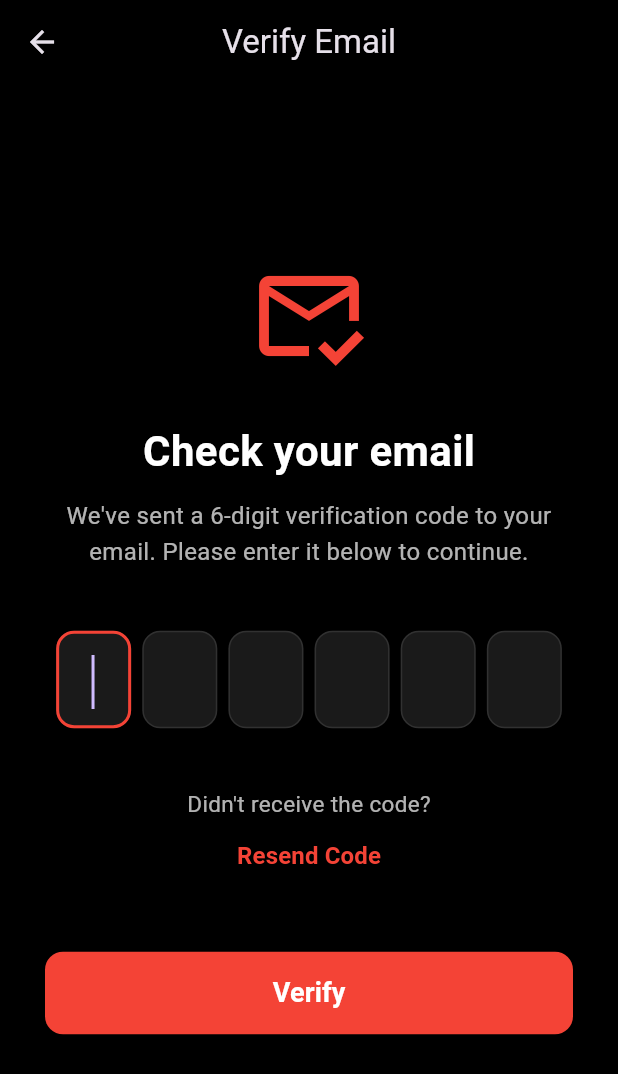
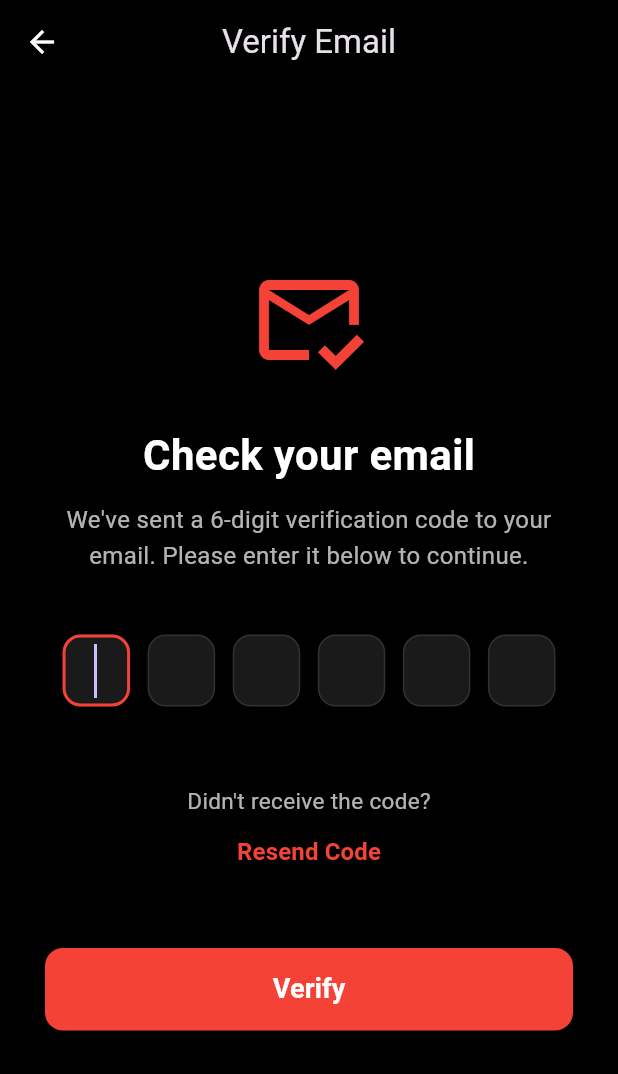
Before and after one commit to uatech22/dar_city_ios, a Flutter app: the VerifyEmailScreen screen opened directly with empty values, on a phone screen of 412 x 824 dp. Shown: the top 1074 px of the screen. Run offline on Flutter 3.47's test engine with Material 3 defaults, Android fonts, the phone set to English and light mode, and no system bars; our stand-ins replace cached_network_image, flutter_secure_storage, google_sign_in, image_picker, share_plus, shared_preferences; accounts and stored records are empty.

Commit message:
scafolding issue

```diff
--- a/lib/verify.dart
+++ b/lib/verify.dart
@@ -18,13 +18,30 @@ class _VerifyEmailScreenState extends State<VerifyEmailScreen> {
   final List<TextEditingController> _controllers =
   List.generate(6, (_) => TextEditingController());
 
+  final List<FocusNode> _focusNodes =
+  List.generate(6, (_) => FocusNode());
+
   bool isVerifying = false;
   bool isResending = false;
+
+  @override
+  void initState() {
+    super.initState();
+    // Use a small delay to ensure the keyboard pops up on iOS/iPadOS
+    Future.delayed(const Duration(milliseconds: 500), () {
+      if (mounted) {
+        FocusScope.of(context).requestFocus(_focusNodes[0]);
+      }
+    });
+  }
 
   @override
   void dispose() {
     for (final controller in _controllers) {
       controller.dispose();
+    }
+    for (final node in _focusNodes) {
+      node.dispose();
     }
     super.dispose();
   }
@@ -87,6 +104,10 @@ class _VerifyEmailScreenState extends State<VerifyEmailScreen> {
         centerTitle: true,
         backgroundColor: Colors.black,
         elevation: 0,
+        leading: IconButton(
+          icon: const Icon(Icons.arrow_back, color: Colors.white),
+          onPressed: () => Navigator.pop(context),
+        ),
       ),
       // This is key for tablet/iPad keyboard handling
       resizeToAvoidBottomInset: true,
@@ -99,7 +120,6 @@ class _VerifyEmailScreenState extends State<VerifyEmailScreen> {
                 constraints: BoxConstraints(
                   minHeight: constraints.maxHeight,
                 ),
-                child: IntrinsicHeight(
                 child: Padding(
                   padding: const EdgeInsets.symmetric(horizontal: 30),
                   child: Center(
@@ -128,7 +148,10 @@ class _VerifyEmailScreenState extends State<VerifyEmailScreen> {
                           const SizedBox(height: 40),
 
                           /// CODE INPUT
-                            CodeInputRow(controllers: _controllers),
+                          CodeInputRow(
+                            controllers: _controllers,
+                            focusNodes: _focusNodes,
+                          ),
 
                           const SizedBox(height: 40),
                           const Text(
@@ -182,7 +205,6 @@ class _VerifyEmailScreenState extends State<VerifyEmailScreen> {
                   ),
                 ),
               ),
-              ),
             );
           },
         ),
@@ -195,8 +217,13 @@ class _VerifyEmailScreenState extends State<VerifyEmailScreen> {
 
 class CodeInputRow extends StatelessWidget {
   final List<TextEditingController> controllers;
+  final List<FocusNode> focusNodes;
 
-  const CodeInputRow({super.key, required this.controllers});
+  const CodeInputRow({
+    super.key,
+    required this.controllers,
+    required this.focusNodes,
+  });
 
   @override
   Widget build(BuildContext context) {
@@ -204,23 +231,26 @@ class CodeInputRow extends StatelessWidget {
       mainAxisAlignment: MainAxisAlignment.spaceEvenly,
       children: List.generate(controllers.length, (index) {
         return SizedBox(
-          width: 50,
-          height: 65,
+          width: 45,
+          height: 60,
           child: TextField(
             controller: controllers[index],
+            focusNode: focusNodes[index],
             keyboardType: TextInputType.number,
             textAlign: TextAlign.center,
             maxLength: 1,
-            autofocus: index == 0,
+            style: const TextStyle(fontSize: 24, fontWeight: FontWeight.bold, color: Colors.white),
+            enableSuggestions: false,
+            autocorrect: false,
             inputFormatters: [
               FilteringTextInputFormatter.digitsOnly,
               LengthLimitingTextInputFormatter(1),
             ],
-            style: const TextStyle(fontSize: 24, fontWeight: FontWeight.bold, color: Colors.white),
             decoration: InputDecoration(
               counterText: '',
               filled: true,
               fillColor: const Color(0xFF1A1A1A),
+              contentPadding: EdgeInsets.zero,
               enabledBorder: OutlineInputBorder(
                 borderRadius: BorderRadius.circular(12),
                 borderSide: const BorderSide(color: Colors.white10),
@@ -231,10 +261,14 @@ class CodeInputRow extends StatelessWidget {
               ),
             ),
             onChanged: (value) {
-              if (value.isNotEmpty && index < controllers.length - 1) {
-                FocusScope.of(context).nextFocus();
+              if (value.isNotEmpty) {
+                if (index < controllers.length - 1) {
+                  focusNodes[index + 1].requestFocus();
+                } else {
+                  focusNodes[index].unfocus();
+                }
               } else if (value.isEmpty && index > 0) {
-                FocusScope.of(context).previousFocus();
+                focusNodes[index - 1].requestFocus();
               }
             },
           ),
```
Also changed, not shown: pubspec.lock. Lines whose indentation alone changed are shown as unchanged.
